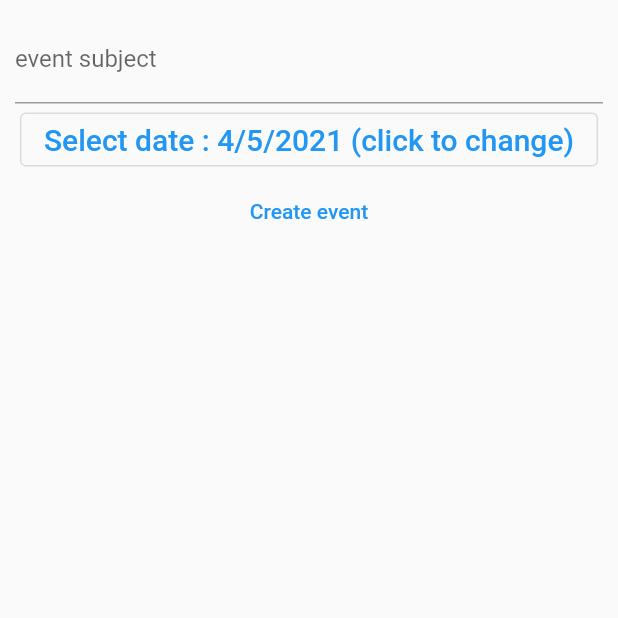
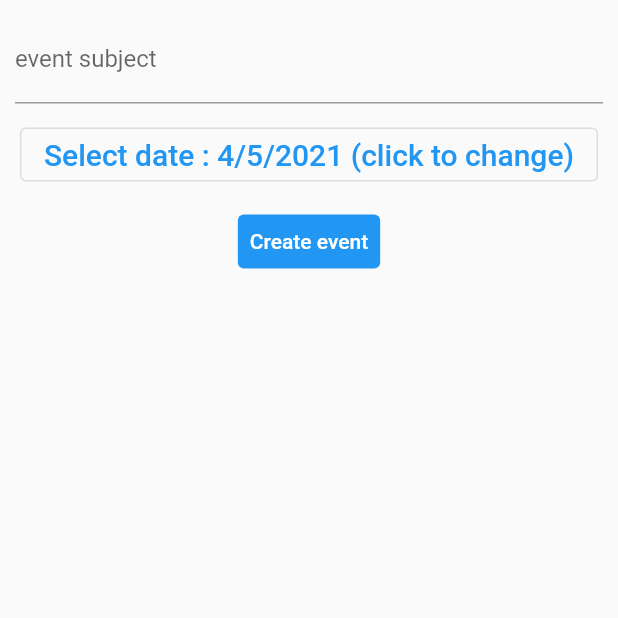
Before and after one commit to kamalraj-ten/college-dule, a Flutter app: the FriendEventAddPage screen opened directly, on a phone screen of 412 x 824 dp, the top half of it. Run offline on Flutter 3.47's test engine with Material 2 defaults, Android fonts, the phone set to English and light mode, and no system bars; our stand-ins replace cloud_firestore, firebase_auth, firebase_core, firebase_database, shared_preferences; accounts and stored records are empty.

Commit message:
added friend event adding functionality

```diff
--- a/lib/friendEventAddPage.dart
+++ b/lib/friendEventAddPage.dart
@@ -34,6 +34,9 @@ class _FriendEventAddPageState extends State<FriendEventAddPage> {
                     labelText: "event subject",
                   ),
                 ),
+                Container(
+                  height: 10,
+                ),
                 OutlinedButton(
                   child: Text(
                     "Select date : ${_friendEvent.date.day}/${_friendEvent.date.month}/${_friendEvent.date.year} (click to change)",
@@ -43,7 +46,14 @@ class _FriendEventAddPageState extends State<FriendEventAddPage> {
                   ),
                   onPressed: () => _selectDate(),
                 ),
+                Container(
+                  height: 10,
+                ),
                 TextButton(
+                  style: TextButton.styleFrom(
+                    backgroundColor: Colors.blue,
+                    primary: Colors.white,
+                  ),
                   child: Text("Create event"),
                   onPressed: () => onSubmit(),
                 ),
@@ -76,7 +86,11 @@ class _FriendEventAddPageState extends State<FriendEventAddPage> {
   }
 
   Future<void> onSubmit() async {
-    await addFriendEvent(_friendEvent);
-    Navigator.pop(context);
+    if (this.formKey.currentState.validate()) {
+      this.formKey.currentState.save();
+      _friendEvent.uid = uid;
+      await addFriendEvent(_friendEvent);
+      Navigator.pop(context);
+    }
   }
 }
```
Also changed, not shown: lib/Categories.dart (+16 -11 lines).
